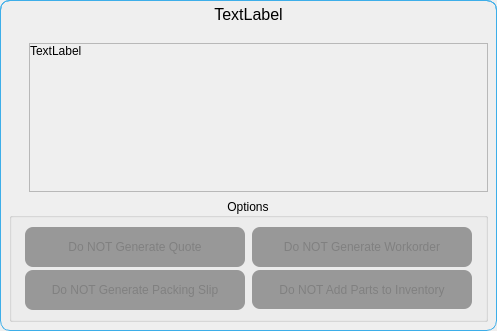
This is ui/generate_quote_dialog.ui in TheCodingJsoftware/Invigo as Qt 5 draws it before an edit. The edited form follows.
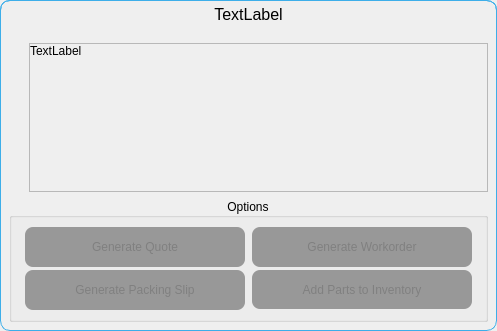
This is the edited form.

```diff
--- a/ui/generate_quote_dialog.ui
+++ b/ui/generate_quote_dialog.ui
@@ -290,7 +290,7 @@
 }</string>
                </property>
                <property name="text">
-                <string>Do NOT Generate Quote</string>
+                <string>Generate Quote</string>
                </property>
                <property name="checkable">
                 <bool>true</bool>
@@ -358,7 +358,7 @@
 }</string>
                </property>
                <property name="text">
-                <string>Do NOT Add Parts to Inventory</string>
+                <string>Add Parts to Inventory</string>
                </property>
                <property name="checkable">
                 <bool>true</bool>
@@ -420,7 +420,7 @@
 }</string>
                </property>
                <property name="text">
-                <string>Do NOT Generate Workorder</string>
+                <string>Generate Workorder</string>
                </property>
                <property name="checkable">
                 <bool>true</bool>
@@ -473,7 +473,7 @@
 }</string>
                </property>
                <property name="text">
-                <string>Do NOT Generate Packing Slip</string>
+                <string>Generate Packing Slip</string>
                </property>
                <property name="checkable">
                 <bool>true</bool>
```
Left out of the diff: 2 changed lines with no effect on the pictures.
